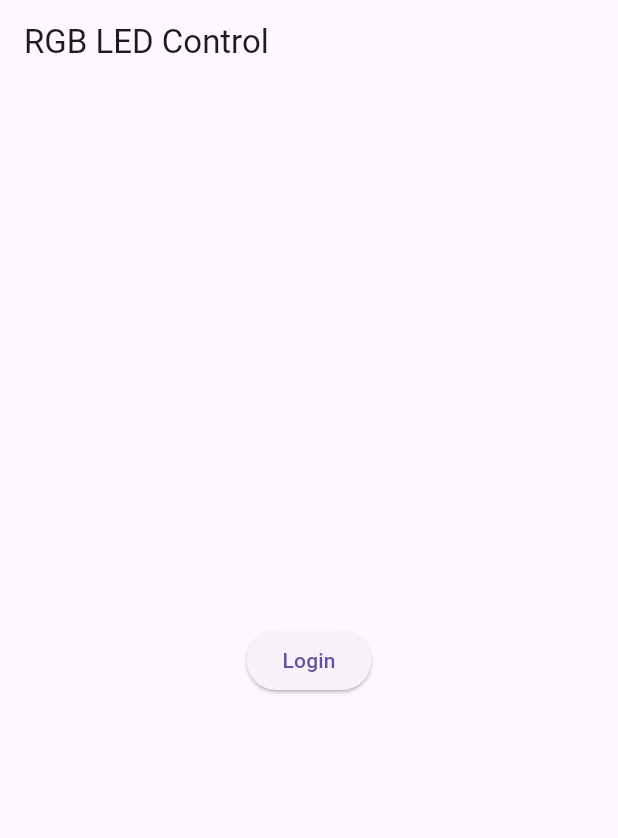
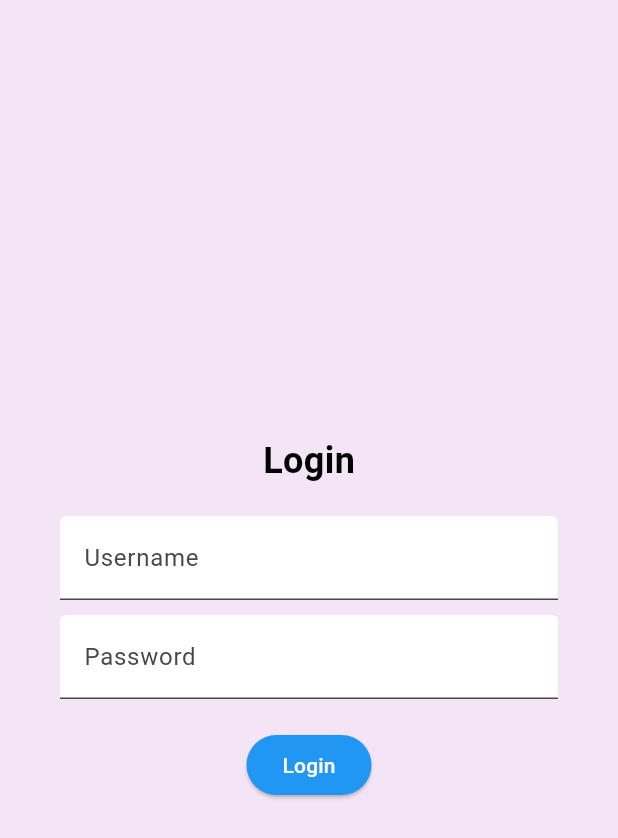
Before and after one commit to tanyashybko/RGB-tape, a Flutter app: the screen it shows after launch, on a phone screen of 412 x 824 dp. Shown: the top 838 px of the screen. Run offline on Flutter 3.47's test engine with Material 3 defaults, Android fonts, the phone set to English and light mode, and no system bars; our stand-ins replace flutter_colorpicker, shared_preferences.

Commit message:
added design

```diff
--- a/lib/screen/home_page_screen.dart
+++ b/lib/screen/home_page_screen.dart
@@ -1,5 +1,6 @@
 import 'package:flutter/foundation.dart';
 import 'package:flutter/material.dart';
+import 'package:flutter_colorpicker/flutter_colorpicker.dart';
 import 'package:rgb_tape/service/api_service.dart';
 import 'package:rgb_tape/api_methods/auth_service.dart';
 import '../api_methods/client_api.dart';
@@ -19,6 +20,11 @@ class _HomePageScreenState extends State<HomePageScreen> {
 
   bool isLoading = false;
   bool isLoggedIn = false;
+  Color selectedColor = Colors.white;
+  int selectedPixel = 0;
+  int selectedEffect = 1;
+  double brightness = 100;
+  bool isSinglePixelMode = false;
 
   @override
   void initState() {
@@ -46,27 +52,6 @@ class _HomePageScreenState extends State<HomePageScreen> {
       }
     }
   }
-  // Future<void> _checkAuthStatus() async {
-  //   final token = await authService.getToken();
-  //   if (token != null) {
-  //     try {
-  //       await apiService.testConnection();
-  //       setState(() {
-  //         isLoggedIn = true;
-  //       });
-  //     } catch (e) {
-  //       setState(() {
-  //         isLoggedIn = false;
-  //       });
-  //       await authService.logout();
-  //       _showMessage('Session expired, please log in again.', isError: true);
-  //     }
-  //   } else {
-  //     setState(() {
-  //       isLoggedIn = false;
-  //     });
-  //   }
-  // }
 
   void _handleButtonPress(Future<void> Function() apiCall) async {
     setState(() {
@@ -121,42 +106,206 @@ class _HomePageScreenState extends State<HomePageScreen> {
     });
   }
 
-  Widget _buildButton(String label, Future<void> Function() onPressed) {
-    return ElevatedButton(
-      onPressed: () => _handleButtonPress(onPressed),
-      child: Text(label),
-    );
+  void _applyColorChanges() async {
+    if (isSinglePixelMode) {
+      await apiService.setPixelColor(selectedPixel, selectedColor.red, selectedColor.green, selectedColor.blue);
+    } else {
+      await apiService.changeColor(selectedColor.red, selectedColor.green, selectedColor.blue);
+    }
+    await apiService.changeBrightness(brightness.toInt());
+    await apiService.applyEffect(selectedEffect);
+  }
+
+  void _handleColorChange(Color color) {
+    setState(() {
+      selectedColor = color;
+      _applyColorChanges();
+    });
+  }
+
+  void _handleEffectChange(int? value) {
+    if (value != null) {
+      setState(() {
+        selectedEffect = value;
+        _applyColorChanges();
+      });
+    }
   }
 
   @override
   Widget build(BuildContext context) {
     return Scaffold(
-      appBar: AppBar(
-        title: const Text('RGB LED Control'),
-      ),
+      backgroundColor: Colors.purple[50],
+      appBar: isLoggedIn
+          ? AppBar(
+        title: const Center(child: Text('Menu')),
+        backgroundColor: Colors.purple,
+      )
+          : null,
       body: Center(
         child: isLoading
             ? const CircularProgressIndicator()
-            : Column(
-          mainAxisAlignment: MainAxisAlignment.center,
-          children: [
-            if (!isLoggedIn)
-              _buildButton('Login', _handleLogin),
-            if (isLoggedIn) ...[
-              _buildButton('Change Color to Red',
-                      () => apiService.changeColor(255, 0, 0)),
-              _buildButton('Change Brightness to 50%',
-                      () => apiService.changeBrightness(50)),
-              _buildButton('Apply the ninth Effect',
-                      () => apiService.applyEffect(9)),
-              _buildButton('Set Pixel Color to Green',
-                      () => apiService.setPixelColor(0, 0, 255, 0)),
-              _buildButton('Toggle Power', () => apiService.togglePower(1)),
-              _buildButton('Logout', _handleLogout),
+            : SingleChildScrollView(
+          padding: const EdgeInsets.all(20),
+          child: Column(
+            mainAxisAlignment: MainAxisAlignment.start,
+            children: [
+              if (!isLoggedIn) ...[
+                _buildLoginForm(),
+              ] else ...[
+                Container(
+                  width: 240,
+                  height: 240,
+                  decoration: const BoxDecoration(
+                    shape: BoxShape.circle,
+                    color: Colors.transparent,
+                  ),
+                  child: ColorPicker(
+                    pickerColor: selectedColor,
+                    onColorChanged: _handleColorChange,
+                    showLabel: false,
+                    pickerAreaHeightPercent: 0.8,
+                    enableAlpha: false,
+                  ),
+                ),
+                const SizedBox(height: 10),
+                Text(
+                  'Color: (${selectedColor.red}, ${selectedColor.green}, ${selectedColor.blue})',
+                  style: const TextStyle(fontSize: 16, color: Colors.black, fontWeight: FontWeight.bold),
+                ),
+                const SizedBox(height: 10),
+                Slider(
+                  value: brightness,
+                  min: 0,
+                  max: 100,
+                  divisions: 100,
+                  label: brightness.round().toString(),
+                  onChanged: (value) {
+                    setState(() {
+                      brightness = value;
+                      _applyColorChanges();
+                    });
+                  },
+                ),
+                const SizedBox(height: 10),
+                Row(
+                  children: [
+                    SizedBox(
+                      width: 80,
+                      child: TextField(
+                        keyboardType: TextInputType.number,
+                        decoration: const InputDecoration(
+                          labelText: 'Pixel',
+                          filled: true,
+                          fillColor: Colors.white,
+                        ),
+                        onChanged: (value) {
+                          setState(() {
+                            selectedPixel = int.tryParse(value) ?? 0;
+                          });
+                        },
+                      ),
+                    ),
+                    const SizedBox(width: 10),
+                    const Text('Single Pixel Mode'),
+                    Switch(
+                      value: isSinglePixelMode,
+                      onChanged: (value) {
+                        setState(() {
+                          isSinglePixelMode = value;
+                        });
+                      },
+                    ),
+                  ],
+                ),
+                const SizedBox(height: 10),
+                DropdownButton<int>(
+                  value: selectedEffect,
+                  onChanged: _handleEffectChange,
+                  items: List.generate(10, (index) {
+                    return DropdownMenuItem(
+                      value: index,
+                      child: Text(index == 0 ? 'Off' : 'Effect $index', style: const TextStyle(color: Colors.black)),
+                    );
+                  }).toList(),
+                ),
+                const SizedBox(height: 10),
+                Row(
+                  mainAxisAlignment: MainAxisAlignment.spaceAround,
+                  children: [
+                    ElevatedButton(
+                      onPressed: () => apiService.togglePower(1),
+                      style: ElevatedButton.styleFrom(
+                        foregroundColor: Colors.white,
+                        backgroundColor: Colors.green,
+                      ),
+                      child: const Text('Toggle On'),
+                    ),
+                    ElevatedButton(
+                      onPressed: () => apiService.togglePower(0),
+                      style: ElevatedButton.styleFrom(
+                        foregroundColor: Colors.white,
+                        backgroundColor: Colors.red,
+                      ),
+                      child: const Text('Toggle Off'),
+                    ),
+                  ],
+                ),
+                const SizedBox(height: 10),
+                ElevatedButton(
+                  onPressed: _handleLogout,
+                  style: ElevatedButton.styleFrom(
+                    foregroundColor: Colors.white,
+                    backgroundColor: Colors.blue,
+                  ),
+                  child: const Text('Logout'),
+                ),
+              ],
             ],
-          ],
+          ),
         ),
       ),
     );
   }
+
+  Widget _buildLoginForm() {
+    return Container(
+      padding: const EdgeInsets.all(20),
+      child: Column(
+        mainAxisAlignment: MainAxisAlignment.center,
+        children: [
+          const Text(
+            'Login',
+            style: TextStyle(fontSize: 24, fontWeight: FontWeight.bold, color: Colors.black),
+          ),
+          const SizedBox(height: 20),
+          const TextField(
+            decoration: InputDecoration(
+              labelText: 'Username',
+              filled: true,
+              fillColor: Colors.white,
+            ),
+          ),
+          const SizedBox(height: 10),
+          const TextField(
+            obscureText: true,
+            decoration: InputDecoration(
+              labelText: 'Password',
+              filled: true,
+              fillColor: Colors.white,
+            ),
+          ),
+          const SizedBox(height: 20),
+          ElevatedButton(
+            onPressed: _handleLogin,
+            style: ElevatedButton.styleFrom(
+              foregroundColor: Colors.white,
+              backgroundColor: Colors.blue,
+            ),
+            child: const Text('Login'),
+          ),
+        ],
+      ),
+    );
+  }
 }
--- a/pubspec.yaml
+++ b/pubspec.yaml
@@ -15,6 +15,7 @@ dependencies:
   cupertino_icons: ^1.0.6
   http: ^1.2.2
   shared_preferences: ^2.3.3
+  flutter_colorpicker: ^1.1.0
 
 dev_dependencies:
   flutter_test:
```
Also changed, not shown: pubspec.lock.
